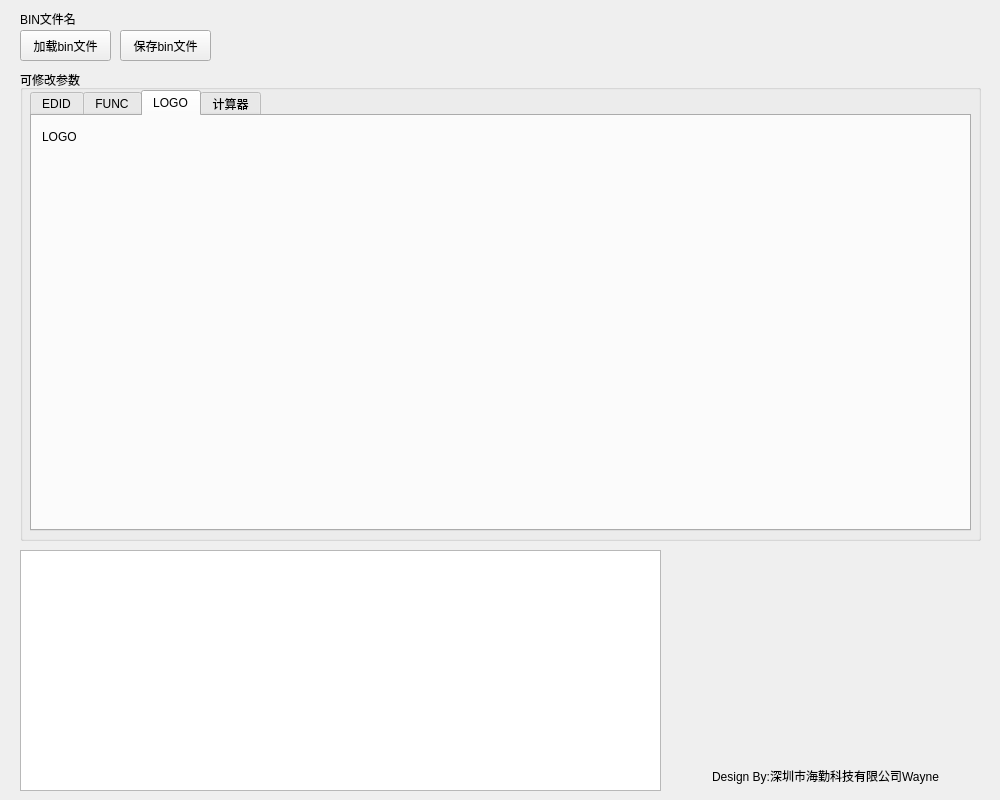
This is hk_bin_tool.ui in wayneso/HK_BIN_TOOL as Qt 5 draws it before an edit. The edited form follows.
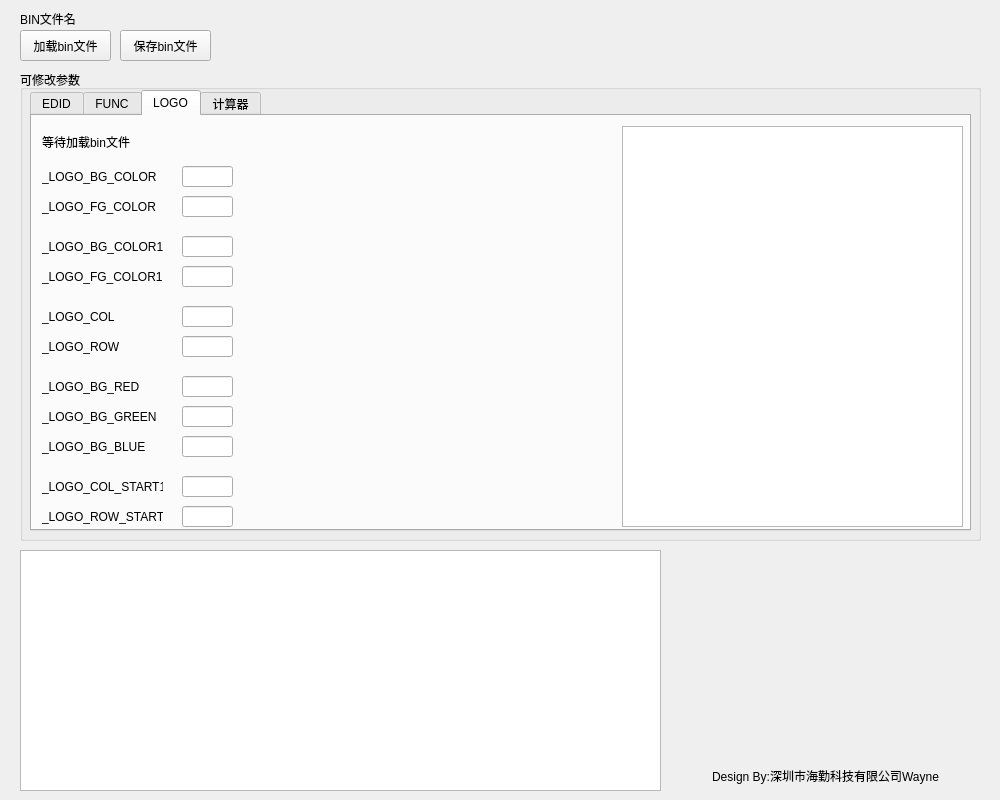
This is the edited form. The open tabs and pages were chosen to show the change.

Commit message: 获取LOGO基础数据

Patch:
```diff
--- a/hk_bin_tool.ui
+++ b/hk_bin_tool.ui
@@ -1011,17 +1011,280 @@
      <attribute name="title">
       <string>LOGO</string>
      </attribute>
-     <widget class="QLabel" name="label_39">
+     <widget class="QTextEdit" name="LOGO_MESSAGE_textEdit">
       <property name="geometry">
        <rect>
+        <x>590</x>
+        <y>10</y>
+        <width>341</width>
+        <height>401</height>
+       </rect>
+      </property>
+     </widget>
+     <widget class="QLabel" name="BIN_LOGO_flag_label">
+      <property name="geometry">
+       <rect>
         <x>10</x>
         <y>10</y>
-        <width>91</width>
+        <width>561</width>
+        <height>31</height>
+       </rect>
+      </property>
+      <property name="text">
+       <string>等待加载bin文件</string>
+      </property>
+     </widget>
+     <widget class="QLabel" name="label_40">
+      <property name="geometry">
+       <rect>
+        <x>10</x>
+        <y>50</y>
+        <width>121</width>
         <height>21</height>
        </rect>
       </property>
       <property name="text">
-       <string>LOGO</string>
+       <string>_LOGO_BG_COLOR</string>
+      </property>
+     </widget>
+     <widget class="QLabel" name="label_41">
+      <property name="geometry">
+       <rect>
+        <x>10</x>
+        <y>80</y>
+        <width>121</width>
+        <height>21</height>
+       </rect>
+      </property>
+      <property name="text">
+       <string>_LOGO_FG_COLOR</string>
+      </property>
+     </widget>
+     <widget class="QLabel" name="label_42">
+      <property name="geometry">
+       <rect>
+        <x>10</x>
+        <y>190</y>
+        <width>121</width>
+        <height>21</height>
+       </rect>
+      </property>
+      <property name="text">
+       <string>_LOGO_COL</string>
+      </property>
+     </widget>
+     <widget class="QLabel" name="label_43">
+      <property name="geometry">
+       <rect>
+        <x>10</x>
+        <y>220</y>
+        <width>121</width>
+        <height>21</height>
+       </rect>
+      </property>
+      <property name="text">
+       <string>_LOGO_ROW</string>
+      </property>
+     </widget>
+     <widget class="QLabel" name="label_44">
+      <property name="geometry">
+       <rect>
+        <x>10</x>
+        <y>260</y>
+        <width>121</width>
+        <height>21</height>
+       </rect>
+      </property>
+      <property name="text">
+       <string>_LOGO_BG_RED</string>
+      </property>
+     </widget>
+     <widget class="QLabel" name="label_45">
+      <property name="geometry">
+       <rect>
+        <x>10</x>
+        <y>290</y>
+        <width>121</width>
+        <height>21</height>
+       </rect>
+      </property>
+      <property name="text">
+       <string>_LOGO_BG_GREEN</string>
+      </property>
+     </widget>
+     <widget class="QLabel" name="label_46">
+      <property name="geometry">
+       <rect>
+        <x>10</x>
+        <y>320</y>
+        <width>121</width>
+        <height>21</height>
+       </rect>
+      </property>
+      <property name="text">
+       <string>_LOGO_BG_BLUE</string>
+      </property>
+     </widget>
+     <widget class="QLineEdit" name="_LOGO_BG_COLOR_lineEdit">
+      <property name="geometry">
+       <rect>
+        <x>150</x>
+        <y>50</y>
+        <width>51</width>
+        <height>21</height>
+       </rect>
+      </property>
+     </widget>
+     <widget class="QLineEdit" name="_LOGO_FG_COLOR_lineEdit">
+      <property name="geometry">
+       <rect>
+        <x>150</x>
+        <y>80</y>
+        <width>51</width>
+        <height>21</height>
+       </rect>
+      </property>
+     </widget>
+     <widget class="QLineEdit" name="_LOGO_COL_lineEdit">
+      <property name="geometry">
+       <rect>
+        <x>150</x>
+        <y>190</y>
+        <width>51</width>
+        <height>21</height>
+       </rect>
+      </property>
+     </widget>
+     <widget class="QLineEdit" name="_LOGO_ROW_lineEdit">
+      <property name="geometry">
+       <rect>
+        <x>150</x>
+        <y>220</y>
+        <width>51</width>
+        <height>21</height>
+       </rect>
+      </property>
+     </widget>
+     <widget class="QLineEdit" name="_LOGO_BG_RED_lineEdit">
+      <property name="geometry">
+       <rect>
+        <x>150</x>
+        <y>260</y>
+        <width>51</width>
+        <height>21</height>
+       </rect>
+      </property>
+     </widget>
+     <widget class="QLineEdit" name="_LOGO_BG_GREEN_lineEdit">
+      <property name="geometry">
+       <rect>
+        <x>150</x>
+        <y>290</y>
+        <width>51</width>
+        <height>21</height>
+       </rect>
+      </property>
+     </widget>
+     <widget class="QLineEdit" name="_LOGO_BG_BLUE_lineEdit">
+      <property name="geometry">
+       <rect>
+        <x>150</x>
+        <y>320</y>
+        <width>51</width>
+        <height>21</height>
+       </rect>
+      </property>
+     </widget>
+     <widget class="QLineEdit" name="_LOGO_COL_START1_lineEdit">
+      <property name="geometry">
+       <rect>
+        <x>150</x>
+        <y>360</y>
+        <width>51</width>
+        <height>21</height>
+       </rect>
+      </property>
+     </widget>
+     <widget class="QLabel" name="label_47">
+      <property name="geometry">
+       <rect>
+        <x>10</x>
+        <y>360</y>
+        <width>121</width>
+        <height>21</height>
+       </rect>
+      </property>
+      <property name="text">
+       <string>_LOGO_COL_START1</string>
+      </property>
+     </widget>
+     <widget class="QLineEdit" name="_LOGO_ROW_START1_lineEdit">
+      <property name="geometry">
+       <rect>
+        <x>150</x>
+        <y>390</y>
+        <width>51</width>
+        <height>21</height>
+       </rect>
+      </property>
+     </widget>
+     <widget class="QLabel" name="label_48">
+      <property name="geometry">
+       <rect>
+        <x>10</x>
+        <y>390</y>
+        <width>121</width>
+        <height>21</height>
+       </rect>
+      </property>
+      <property name="text">
+       <string>_LOGO_ROW_START1</string>
+      </property>
+     </widget>
+     <widget class="QLineEdit" name="_LOGO_BG_COLOR1_lineEdit">
+      <property name="geometry">
+       <rect>
+        <x>150</x>
+        <y>120</y>
+        <width>51</width>
+        <height>21</height>
+       </rect>
+      </property>
+     </widget>
+     <widget class="QLineEdit" name="_LOGO_FG_COLOR1_lineEdit">
+      <property name="geometry">
+       <rect>
+        <x>150</x>
+        <y>150</y>
+        <width>51</width>
+        <height>21</height>
+       </rect>
+      </property>
+     </widget>
+     <widget class="QLabel" name="label_49">
+      <property name="geometry">
+       <rect>
+        <x>10</x>
+        <y>120</y>
+        <width>121</width>
+        <height>21</height>
+       </rect>
+      </property>
+      <property name="text">
+       <string>_LOGO_BG_COLOR1</string>
+      </property>
+     </widget>
+     <widget class="QLabel" name="label_50">
+      <property name="geometry">
+       <rect>
+        <x>10</x>
+        <y>150</y>
+        <width>121</width>
+        <height>21</height>
+       </rect>
+      </property>
+      <property name="text">
+       <string>_LOGO_FG_COLOR1</string>
       </property>
      </widget>
     </widget>
```
Left out of the diff: 2 changed lines with no effect on the pictures. The commit also changes 3 other files.
